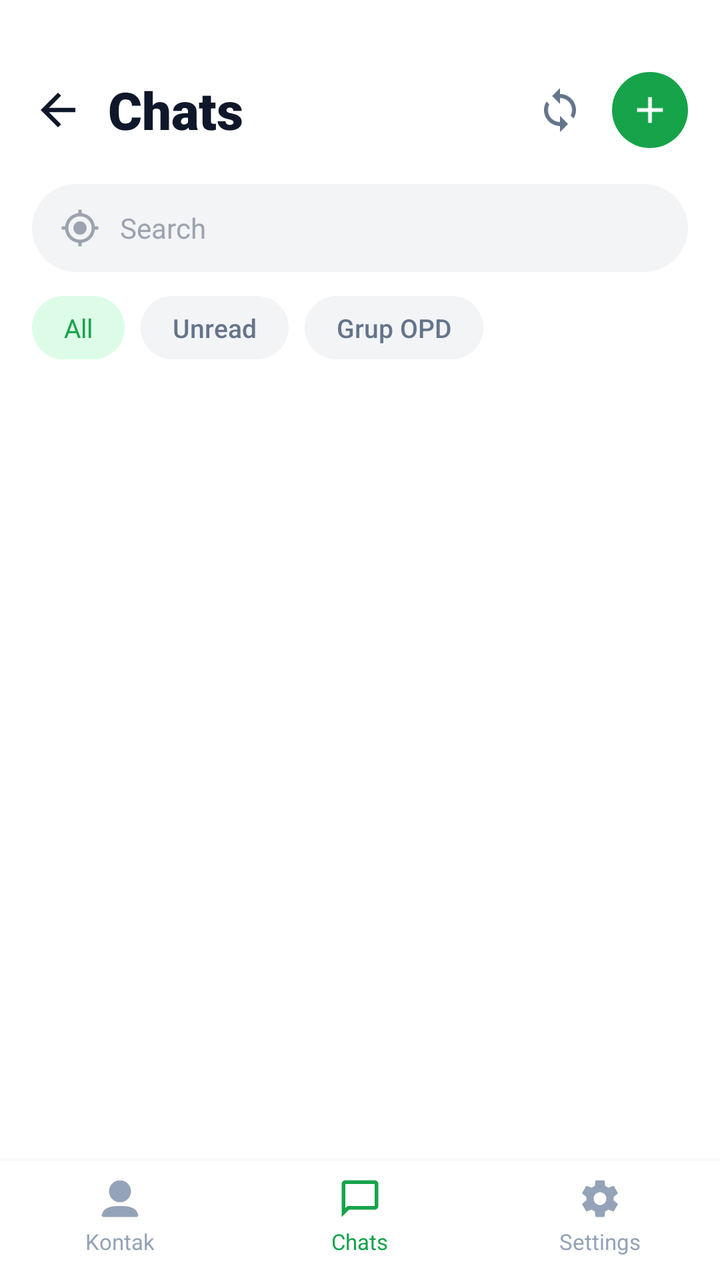
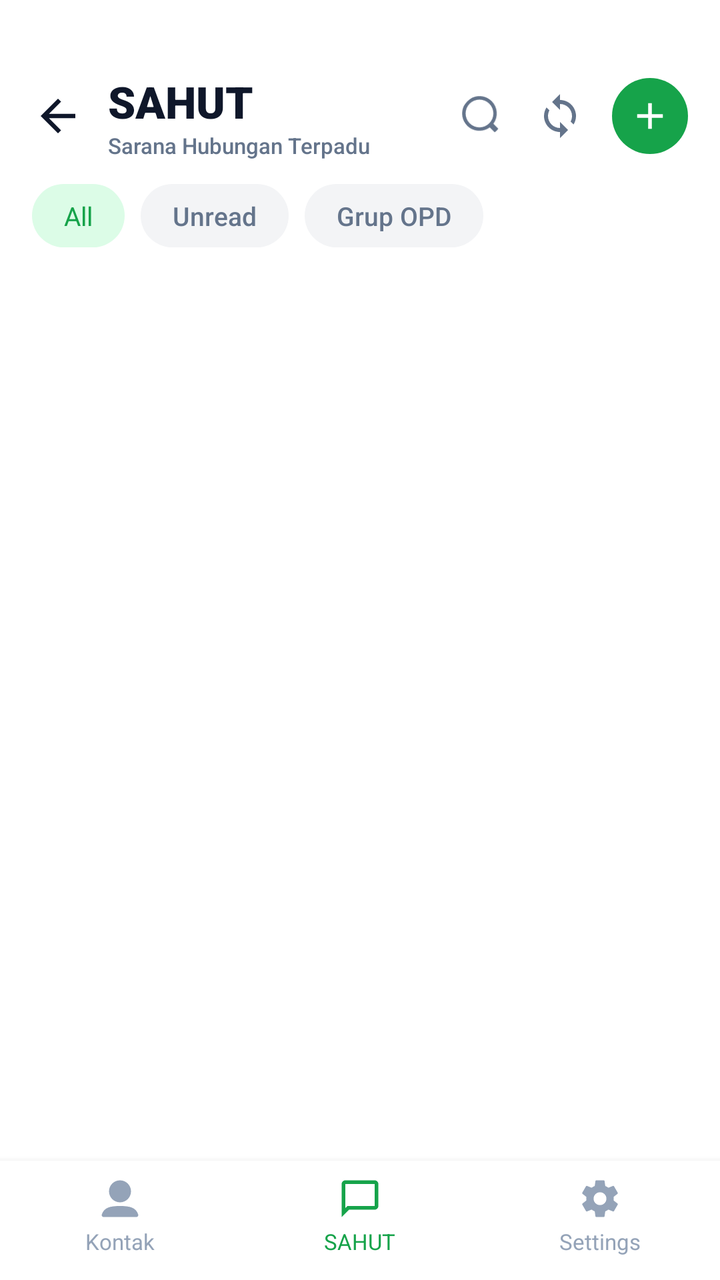

Two renders of the same Android screen: before a commit and after it. Below are the layout's source before the change and the commit's diff.
<!-- AndroidManifest.xml: application theme Theme.AppPemko -->
<!-- res/layout/activity_chat_list.xml -->
<?xml version="1.0" encoding="utf-8"?>
<LinearLayout xmlns:android="http://schemas.android.com/apk/res/android"
    xmlns:app="http://schemas.android.com/apk/res-auto"
    android:layout_width="match_parent"
    android:layout_height="match_parent"
    android:background="#FFFFFF"
    android:orientation="vertical">

    
    <LinearLayout
        android:layout_width="match_parent"
        android:layout_height="wrap_content"
        android:background="#FFFFFF"
        android:orientation="horizontal"
        android:paddingHorizontal="16dp"
        android:paddingTop="36dp"
        android:paddingBottom="12dp"
        android:gravity="center_vertical">

        <ImageView
            android:id="@+id/ivBackChatList"
            android:layout_width="26dp"
            android:layout_height="26dp"
            android:src="@drawable/ic_arrow_back"
            app:tint="#0F172A"
            android:background="?attr/selectableItemBackgroundBorderless"
            android:clickable="true"
            android:focusable="true"
            android:contentDescription="Kembali"/>

        <TextView
            android:layout_width="0dp"
            android:layout_height="wrap_content"
            android:layout_weight="1"
            android:layout_marginStart="12dp"
            android:text="Chats"
            android:textColor="#0F172A"
            android:textSize="26sp"
            android:fontFamily="sans-serif-black"/>

        <ImageView
            android:id="@+id/ivRefreshChatList"
            android:layout_width="24dp"
            android:layout_height="24dp"
            android:layout_marginEnd="14dp"
            android:src="@drawable/ic_sync2"
            app:tint="#64748B"
            android:background="?attr/selectableItemBackgroundBorderless"
            android:clickable="true"
            android:focusable="true"
            android:contentDescription="Refresh"/>

        
        <ImageView
            android:id="@+id/btnHeaderNewChat"
            android:layout_width="38dp"
            android:layout_height="38dp"
            android:background="@drawable/bg_circle_green_add"
            android:src="@drawable/ic_baseline_add"
            app:tint="#FFFFFF"
            android:padding="8dp"
            android:clickable="true"
            android:focusable="true"
            android:contentDescription="Mulai Chat Baru"/>
    </LinearLayout>

    
    <com.google.android.material.card.MaterialCardView
        android:id="@+id/cvMonitoringBanner"
        android:layout_width="match_parent"
        android:layout_height="wrap_content"
        android:layout_marginHorizontal="16dp"
        android:layout_marginTop="8dp"
        android:layout_marginBottom="6dp"
        app:cardCornerRadius="14dp"
        app:cardElevation="0dp"
        app:strokeWidth="1dp"
        app:strokeColor="#C7D2FE"
        app:cardBackgroundColor="#EEF2FF"
        android:visibility="gone"
        android:clickable="true"
        android:focusable="true">

        <LinearLayout
            android:layout_width="match_parent"
            android:layout_height="wrap_content"
            android:gravity="center_vertical"
            android:orientation="horizontal"
            android:padding="12dp">

            <ImageView
                android:layout_width="28dp"
                android:layout_height="28dp"
                android:src="@drawable/ic_document_scanner"
                app:tint="#3730A3"
                android:contentDescription="Monitoring"/>

            <LinearLayout
                android:layout_width="0dp"
                android:layout_height="wrap_content"
                android:layout_weight="1"
                android:layout_marginStart="12dp"
                android:orientation="vertical">

                <TextView
                    android:layout_width="wrap_content"
                    android:layout_height="wrap_content"
                    android:text="Monitoring Sistem Percakapan"
                    android:textColor="#3730A3"
                    android:textSize="13sp"
                    android:fontFamily="sans-serif-black"/>

                <TextView
                    android:layout_width="wrap_content"
                    android:layout_height="wrap_content"
                    android:layout_marginTop="1dp"
                    android:text="Pantau riwayat komunikasi dinas pegawai"
                    android:textColor="#4338CA"
                    android:textSize="11sp"
                    android:fontFamily="sans-serif"/>
            </LinearLayout>

            <ImageView
                android:layout_width="18dp"
                android:layout_height="18dp"
                android:src="@drawable/ic_arrow_back"
                android:rotation="180"
                app:tint="#3730A3"
                android:contentDescription="Buka Monitoring"/>
        </LinearLayout>
    </com.google.android.material.card.MaterialCardView>

    
    <LinearLayout
        android:layout_width="match_parent"
        android:layout_height="44dp"
        android:layout_marginHorizontal="16dp"
        android:layout_marginTop="6dp"
        android:layout_marginBottom="12dp"
        android:background="@drawable/bg_pill_input"
        android:gravity="center_vertical"
        android:orientation="horizontal"
        android:paddingHorizontal="14dp">

        <ImageView
            android:layout_width="20dp"
            android:layout_height="20dp"
            android:src="@drawable/ic_search_location"
            app:tint="#9CA3AF"
            android:contentDescription="Cari"/>

        <EditText
            android:id="@+id/etSearchChat"
            android:layout_width="match_parent"
            android:layout_height="match_parent"
            android:layout_marginStart="10dp"
            android:background="@null"
            android:hint="Search"
            android:textColor="#0F172A"
            android:textColorHint="#9CA3AF"
            android:textSize="14sp"
            android:fontFamily="sans-serif"
            android:inputType="text"/>
    </LinearLayout>

    
    <HorizontalScrollView
        android:layout_width="match_parent"
        android:layout_height="wrap_content"
        android:scrollbars="none"
        android:clipToPadding="false"
        android:paddingHorizontal="16dp"
        android:layout_marginBottom="10dp">

        <LinearLayout
            android:layout_width="wrap_content"
            android:layout_height="wrap_content"
            android:gravity="center_vertical"
            android:orientation="horizontal">

            
            <TextView
                android:id="@+id/tvFilterAll"
                android:layout_width="wrap_content"
                android:layout_height="wrap_content"
                android:background="@drawable/bg_pill_filter_active"
                android:text="All"
                android:textColor="#16A34A"
                android:textSize="13sp"
                android:fontFamily="sans-serif-bold"
                android:paddingHorizontal="16dp"
                android:paddingVertical="7dp"
                android:clickable="true"
                android:focusable="true"/>

            
            <TextView
                android:id="@+id/tvFilterUnread"
                android:layout_width="wrap_content"
                android:layout_height="wrap_content"
                android:layout_marginStart="8dp"
                android:background="@drawable/bg_pill_filter_inactive"
                android:text="Unread"
                android:textColor="#64748B"
                android:textSize="13sp"
                android:fontFamily="sans-serif-medium"
                android:paddingHorizontal="16dp"
                android:paddingVertical="7dp"
                android:clickable="true"
                android:focusable="true"/>

            
            <TextView
                android:id="@+id/tvFilterOpd"
                android:layout_width="wrap_content"
                android:layout_height="wrap_content"
                android:layout_marginStart="8dp"
                android:background="@drawable/bg_pill_filter_inactive"
                android:text="Grup OPD"
                android:textColor="#64748B"
                android:textSize="13sp"
                android:fontFamily="sans-serif-medium"
                android:paddingHorizontal="16dp"
                android:paddingVertical="7dp"
                android:clickable="true"
                android:focusable="true"/>

            
            <LinearLayout
                android:id="@+id/cvOpdFilterSelector"
                android:layout_width="wrap_content"
                android:layout_height="wrap_content"
                android:layout_marginStart="8dp"
                android:background="@drawable/bg_pill_filter_inactive"
                android:gravity="center_vertical"
                android:orientation="horizontal"
                android:paddingHorizontal="12dp"
                android:paddingVertical="7dp"
                android:visibility="gone"
                android:clickable="true"
                android:focusable="true">

                <TextView
                    android:id="@+id/tvSelectedOpdFilterName"
                    android:layout_width="wrap_content"
                    android:layout_height="wrap_content"
                    android:text="Pilih OPD"
                    android:textColor="#64748B"
                    android:textSize="13sp"
                    android:fontFamily="sans-serif-medium"/>

                <ImageView
                    android:layout_width="14dp"
                    android:layout_height="14dp"
                    android:layout_marginStart="4dp"
                    android:src="@drawable/ic_baseline_add"
                    app:tint="#64748B"
                    android:contentDescription="Tambah Filter"/>
            </LinearLayout>

        </LinearLayout>
    </HorizontalScrollView>

    
    <FrameLayout
        android:layout_width="match_parent"
        android:layout_height="0dp"
        android:layout_weight="1">

        <androidx.recyclerview.widget.RecyclerView
            android:id="@+id/rvChatList"
            android:layout_width="match_parent"
            android:layout_height="match_parent"
            android:clipToPadding="false"
            android:paddingBottom="12dp"/>

        <ProgressBar
            android:id="@+id/pbChatList"
            android:layout_width="wrap_content"
            android:layout_height="wrap_content"
            android:layout_gravity="center"
            android:indeterminateTint="#16A34A"
            android:visibility="gone"/>

        
        <LinearLayout
            android:id="@+id/llEmptyChatState"
            android:layout_width="match_parent"
            android:layout_height="wrap_content"
            android:layout_gravity="center"
            android:gravity="center"
            android:orientation="vertical"
            android:paddingHorizontal="32dp"
            android:visibility="gone">

            <ImageView
                android:layout_width="64dp"
                android:layout_height="64dp"
                android:src="@drawable/ic_mail"
                app:tint="#CBD5E1"
                android:contentDescription="Pesan Kosong"/>

            <TextView
                android:layout_width="wrap_content"
                android:layout_height="wrap_content"
                android:layout_marginTop="16dp"
                android:text="Belum Ada Percakapan"
                android:textColor="#0F172A"
                android:textSize="16sp"
                android:fontFamily="sans-serif-black"/>

            <TextView
                android:layout_width="wrap_content"
                android:layout_height="wrap_content"
                android:layout_marginTop="4dp"
                android:gravity="center"
                android:text="Mulai percakapan baru dengan menekan tombol (+) di atas."
                android:textColor="#64748B"
                android:textSize="13sp"
                android:fontFamily="sans-serif"/>
        </LinearLayout>

        
        <View
            android:id="@+id/btnNewChatFab"
            android:layout_width="0dp"
            android:layout_height="0dp"
            android:visibility="gone"/>

    </FrameLayout>

    
    <LinearLayout
        android:id="@+id/llBottomNavBar"
        android:layout_width="match_parent"
        android:layout_height="wrap_content"
        android:background="#FFFFFF"
        android:elevation="6dp"
        android:orientation="horizontal"
        android:paddingTop="8dp"
        android:paddingBottom="12dp"
        android:weightSum="3">

        
        <LinearLayout
            android:id="@+id/llTabCalls"
            android:layout_width="0dp"
            android:layout_height="wrap_content"
            android:layout_weight="1"
            android:gravity="center"
            android:orientation="vertical"
            android:background="?attr/selectableItemBackground"
            android:clickable="true"
            android:focusable="true">

            <ImageView
                android:layout_width="22dp"
                android:layout_height="22dp"
                android:src="@drawable/ic_baseline_person_24"
                app:tint="#94A3B8"
                android:contentDescription="Kontak"/>

            <TextView
                android:layout_width="wrap_content"
                android:layout_height="wrap_content"
                android:layout_marginTop="3dp"
                android:text="Kontak"
                android:textColor="#94A3B8"
                android:textSize="11sp"
                android:fontFamily="sans-serif"/>
        </LinearLayout>

        
        <LinearLayout
            android:id="@+id/llTabChats"
            android:layout_width="0dp"
            android:layout_height="wrap_content"
            android:layout_weight="1"
            android:gravity="center"
            android:orientation="vertical"
            android:background="?attr/selectableItemBackground"
            android:clickable="true"
            android:focusable="true">

            <ImageView
                android:layout_width="22dp"
                android:layout_height="22dp"
                android:src="@drawable/ic_chat_bubble_outline"
                app:tint="#16A34A"
                android:contentDescription="Chats"/>

            <TextView
                android:layout_width="wrap_content"
                android:layout_height="wrap_content"
                android:layout_marginTop="3dp"
                android:text="Chats"
                android:textColor="#16A34A"
                android:textSize="11sp"
                android:fontFamily="sans-serif-bold"/>
        </LinearLayout>

        
        <LinearLayout
            android:id="@+id/llTabSettings"
            android:layout_width="0dp"
            android:layout_height="wrap_content"
            android:layout_weight="1"
            android:gravity="center"
            android:orientation="vertical"
            android:background="?attr/selectableItemBackground"
            android:clickable="true"
            android:focusable="true">

            <ImageView
                android:layout_width="22dp"
                android:layout_height="22dp"
                android:src="@drawable/ic_settings_outline"
                app:tint="#94A3B8"
                android:contentDescription="Settings"/>

            <TextView
                android:layout_width="wrap_content"
                android:layout_height="wrap_content"
                android:layout_marginTop="3dp"
                android:text="Settings"
                android:textColor="#94A3B8"
                android:textSize="11sp"
                android:fontFamily="sans-serif"/>
        </LinearLayout>

    </LinearLayout>

</LinearLayout>
<!-- resources referenced by this layout -->
<resources>
  <!-- drawable bg_circle_green_add (drawable) -->
  <?xml version="1.0" encoding="utf-8"?>
  <shape xmlns:android="http://schemas.android.com/apk/res/android"
      android:shape="oval">
      <solid android:color="#16A34A" />
  </shape>
  <!-- drawable bg_pill_filter_active (drawable) -->
  <?xml version="1.0" encoding="utf-8"?>
  <shape xmlns:android="http://schemas.android.com/apk/res/android"
      android:shape="rectangle">
      <solid android:color="#DCFCE7" />
      <corners android:radius="18dp" />
  </shape>
  <!-- drawable bg_pill_filter_inactive (drawable) -->
  <?xml version="1.0" encoding="utf-8"?>
  <shape xmlns:android="http://schemas.android.com/apk/res/android"
      android:shape="rectangle">
      <solid android:color="#F3F4F6" />
      <corners android:radius="18dp" />
  </shape>
  <!-- drawable bg_pill_input (drawable) -->
  <?xml version="1.0" encoding="utf-8"?>
  <shape xmlns:android="http://schemas.android.com/apk/res/android"
      android:shape="rectangle">
      <solid android:color="#F3F4F6" />
      <corners android:radius="24dp" />
  </shape>
  <!-- drawable ic_arrow_back (drawable) -->
  <?xml version="1.0" encoding="utf-8"?>
  <vector xmlns:android="http://schemas.android.com/apk/res/android"
      android:width="24dp"
      android:height="24dp"
      android:viewportWidth="24"
      android:viewportHeight="24">
      <path
          android:fillColor="#FFFFFFFF"
          android:pathData="M20,11H7.83l5.59,-5.59L12,4l-8,8 8,8 1.41,-1.41L7.83,13H20v-2z" />
  </vector>
  <!-- drawable ic_baseline_add (drawable) -->
  <vector xmlns:android="http://schemas.android.com/apk/res/android"
      android:width="24dp"
      android:height="24dp"
      android:viewportWidth="24"
      android:viewportHeight="24">
    <path
        android:fillColor="#FF000000"
        android:pathData="M19,13h-6v6h-2v-6H5v-2h6V5h2v6h6v2z"/>
  </vector>
  <!-- drawable ic_document_scanner (drawable) -->
  <vector android:height="24dp"
      android:viewportHeight="24" android:viewportWidth="24"
      android:width="24dp" xmlns:android="http://schemas.android.com/apk/res/android">
      <path android:fillColor="@color/font" android:pathData="M7,3H4v3H2V1h5V3zM22,6V1h-5v2h3v3H22zM7,21H4v-3H2v5h5V21zM20,18v3h-3v2h5v-5H20zM19,18c0,1.1 -0.9,2 -2,2H7c-1.1,0 -2,-0.9 -2,-2V6c0,-1.1 0.9,-2 2,-2h10c1.1,0 2,0.9 2,2V18zM15,8H9v2h6V8zM15,11H9v2h6V11zM15,14H9v2h6V14z"/>
  </vector>
  <!-- drawable ic_search_location (drawable) -->
  <vector android:height="24dp"
      android:viewportHeight="24" android:viewportWidth="24"
      android:width="24dp" xmlns:android="http://schemas.android.com/apk/res/android">
      <path android:fillColor="#F1F1F1" android:pathData="M12,8c-2.21,0 -4,1.79 -4,4s1.79,4 4,4 4,-1.79 4,-4 -1.79,-4 -4,-4zM20.94,11c-0.46,-4.17 -3.77,-7.48 -7.94,-7.94L13,1h-2v2.06C6.83,3.52 3.52,6.83 3.06,11L1,11v2h2.06c0.46,4.17 3.77,7.48 7.94,7.94L11,23h2v-2.06c4.17,-0.46 7.48,-3.77 7.94,-7.94L23,13v-2h-2.06zM12,19c-3.87,0 -7,-3.13 -7,-7s3.13,-7 7,-7 7,3.13 7,7 -3.13,7 -7,7z"/>
  </vector>
  <style name="Theme.AppPemko" parent="Base.Theme.AppPemko">
          <item name="android:textColor">@color/text_primary</item>
      </style>
  <color name="font">#454545</color>
  <color name="biru">#008DDA</color>
  <color name="text_primary">#171717</color>
  <color name="primary_brand">#0869D8</color>
  <color name="on_primary_brand">#FFFFFF</color>
  <color name="brand_secondary">#E91E63</color>
  <color name="white">#FFFFFF</color>
  <color name="surface_main">#FFFFFF</color>
  <color name="surface_variant">#F4F4F4</color>
  <color name="text_secondary">#454545</color>
  <color name="background_main">#FBFBFB</color>
  <!-- unchanged entries left out for length: 7 -->
</resources>

<!-- the commit's change to res/layout/activity_chat_list.xml (unified diff, before → after) -->
@@ -28,15 +28,42 @@
             android:focusable="true"
             android:contentDescription="Kembali"/>
 
-        <TextView
+        <LinearLayout
             android:layout_width="0dp"
             android:layout_height="wrap_content"
             android:layout_weight="1"
             android:layout_marginStart="12dp"
-            android:text="Chats"
-            android:textColor="#0F172A"
-            android:textSize="26sp"
-            android:fontFamily="sans-serif-black"/>
+            android:orientation="vertical">
+
+            <TextView
+                android:layout_width="wrap_content"
+                android:layout_height="wrap_content"
+                android:text="SAHUT"
+                android:textColor="#0F172A"
+                android:textSize="22sp"
+                android:fontFamily="sans-serif-black"/>
+
+            <TextView
+                android:layout_width="wrap_content"
+                android:layout_height="wrap_content"
+                android:text="Sarana Hubungan Terpadu"
+                android:textColor="#64748B"
+                android:textSize="11sp"
+                android:fontFamily="sans-serif-medium"/>
+        </LinearLayout>
+
+        
+        <ImageView
+            android:id="@+id/ivSearchChatToggle"
+            android:layout_width="26dp"
+            android:layout_height="26dp"
+            android:layout_marginEnd="14dp"
+            android:src="@drawable/one_search"
+            app:tint="#64748B"
+            android:background="?attr/selectableItemBackgroundBorderless"
+            android:clickable="true"
+            android:focusable="true"
+            android:contentDescription="Cari Percakapan"/>
 
         <ImageView
             android:id="@+id/ivRefreshChatList"
@@ -65,73 +92,8 @@
     </LinearLayout>
 
     
-    <com.google.android.material.card.MaterialCardView
-        android:id="@+id/cvMonitoringBanner"
-        android:layout_width="match_parent"
-        android:layout_height="wrap_content"
-        android:layout_marginHorizontal="16dp"
-        android:layout_marginTop="8dp"
-        android:layout_marginBottom="6dp"
-        app:cardCornerRadius="14dp"
-        app:cardElevation="0dp"
-        app:strokeWidth="1dp"
-        app:strokeColor="#C7D2FE"
-        app:cardBackgroundColor="#EEF2FF"
-        android:visibility="gone"
-        android:clickable="true"
-        android:focusable="true">
-
-        <LinearLayout
-            android:layout_width="match_parent"
-            android:layout_height="wrap_content"
-            android:gravity="center_vertical"
-            android:orientation="horizontal"
-            android:padding="12dp">
-
-            <ImageView
-                android:layout_width="28dp"
-                android:layout_height="28dp"
-                android:src="@drawable/ic_document_scanner"
-                app:tint="#3730A3"
-                android:contentDescription="Monitoring"/>
-
-            <LinearLayout
-                android:layout_width="0dp"
-                android:layout_height="wrap_content"
-                android:layout_weight="1"
-                android:layout_marginStart="12dp"
-                android:orientation="vertical">
-
-                <TextView
-                    android:layout_width="wrap_content"
-                    android:layout_height="wrap_content"
-                    android:text="Monitoring Sistem Percakapan"
-                    android:textColor="#3730A3"
-                    android:textSize="13sp"
-                    android:fontFamily="sans-serif-black"/>
-
-                <TextView
-                    android:layout_width="wrap_content"
-                    android:layout_height="wrap_content"
-                    android:layout_marginTop="1dp"
-                    android:text="Pantau riwayat komunikasi dinas pegawai"
-                    android:textColor="#4338CA"
-                    android:textSize="11sp"
-                    android:fontFamily="sans-serif"/>
-            </LinearLayout>
-
-            <ImageView
-                android:layout_width="18dp"
-                android:layout_height="18dp"
-                android:src="@drawable/ic_arrow_back"
-                android:rotation="180"
-                app:tint="#3730A3"
-                android:contentDescription="Buka Monitoring"/>
-        </LinearLayout>
-    </com.google.android.material.card.MaterialCardView>
-
-    
     <LinearLayout
+        android:id="@+id/llSearchChatContainer"
         android:layout_width="match_parent"
         android:layout_height="44dp"
         android:layout_marginHorizontal="16dp"
@@ -140,27 +102,43 @@
         android:background="@drawable/bg_pill_input"
         android:gravity="center_vertical"
         android:orientation="horizontal"
-        android:paddingHorizontal="14dp">
-
-        <ImageView
-            android:layout_width="20dp"
-            android:layout_height="20dp"
-            android:src="@drawable/ic_search_location"
-            app:tint="#9CA3AF"
+        android:paddingHorizontal="14dp"
+        android:visibility="gone">
+
+        <ImageView
+            android:layout_width="18dp"
+            android:layout_height="18dp"
+            android:src="@drawable/one_search"
+            app:tint="#94A3B8"
             android:contentDescription="Cari"/>
 
         <EditText
             android:id="@+id/etSearchChat"
-            android:layout_width="match_parent"
+            android:layout_width="0dp"
             android:layout_height="match_parent"
+            android:layout_weight="1"
             android:layout_marginStart="10dp"
             android:background="@null"
-            android:hint="Search"
+            android:hint="Cari percakapan atau nama pegawai..."
             android:textColor="#0F172A"
-            android:textColorHint="#9CA3AF"
+            android:textColorHint="#94A3B8"
             android:textSize="14sp"
             android:fontFamily="sans-serif"
+            android:imeOptions="actionSearch"
+            android:singleLine="true"
             android:inputType="text"/>
+
+        <ImageView
+            android:id="@+id/ivClearSearchChat"
+            android:layout_width="22dp"
+            android:layout_height="22dp"
+            android:src="@drawable/ic_close"
+            app:tint="#94A3B8"
+            android:background="?attr/selectableItemBackgroundBorderless"
+            android:clickable="true"
+            android:focusable="true"
+            android:visibility="gone"
+            android:contentDescription="Hapus Pencarian"/>
     </LinearLayout>
 
     
@@ -304,7 +282,7 @@
                 android:layout_width="wrap_content"
                 android:layout_height="wrap_content"
                 android:layout_marginTop="16dp"
-                android:text="Belum Ada Percakapan"
+                android:text="Belum Ada Percakapan di SAHUT"
                 android:textColor="#0F172A"
                 android:textSize="16sp"
                 android:fontFamily="sans-serif-black"/>
@@ -314,7 +292,7 @@
                 android:layout_height="wrap_content"
                 android:layout_marginTop="4dp"
                 android:gravity="center"
-                android:text="Mulai percakapan baru dengan menekan tombol (+) di atas."
+                android:text="Mulai hubungan komunikasi kedinasan dengan menekan tombol (+) di atas."
                 android:textColor="#64748B"
                 android:textSize="13sp"
                 android:fontFamily="sans-serif"/>
@@ -387,13 +365,13 @@
                 android:layout_height="22dp"
                 android:src="@drawable/ic_chat_bubble_outline"
                 app:tint="#16A34A"
-                android:contentDescription="Chats"/>
+                android:contentDescription="SAHUT"/>
 
             <TextView
                 android:layout_width="wrap_content"
                 android:layout_height="wrap_content"
                 android:layout_marginTop="3dp"
-                android:text="Chats"
+                android:text="SAHUT"
                 android:textColor="#16A34A"
                 android:textSize="11sp"
                 android:fontFamily="sans-serif-bold"/>
<!-- resource entries referenced after the edit -->
@@ -48,22 +48,35 @@
         android:fillColor="#FF000000"
         android:pathData="M19,13h-6v6h-2v-6H5v-2h6V5h2v6h6v2z"/>
   </vector>
-  <!-- drawable ic_document_scanner (drawable) -->
-  <vector android:height="24dp"
-      android:viewportHeight="24" android:viewportWidth="24"
-      android:width="24dp" xmlns:android="http://schemas.android.com/apk/res/android">
-      <path android:fillColor="@color/font" android:pathData="M7,3H4v3H2V1h5V3zM22,6V1h-5v2h3v3H22zM7,21H4v-3H2v5h5V21zM20,18v3h-3v2h5v-5H20zM19,18c0,1.1 -0.9,2 -2,2H7c-1.1,0 -2,-0.9 -2,-2V6c0,-1.1 0.9,-2 2,-2h10c1.1,0 2,0.9 2,2V18zM15,8H9v2h6V8zM15,11H9v2h6V11zM15,14H9v2h6V14z"/>
+  <!-- drawable ic_close (drawable) -->
+  <?xml version="1.0" encoding="utf-8"?>
+  <vector xmlns:android="http://schemas.android.com/apk/res/android"
+      android:width="24dp"
+      android:height="24dp"
+      android:viewportWidth="24"
+      android:viewportHeight="24">
+      <path
+          android:fillColor="#FF000000"
+          android:pathData="M19,6.41L17.59,5 12,10.59 6.41,5 5,6.41 10.59,12 5,17.59 6.41,19 12,13.41 17.59,19 19,17.59 13.41,12z" />
   </vector>
-  <!-- drawable ic_search_location (drawable) -->
-  <vector android:height="24dp"
-      android:viewportHeight="24" android:viewportWidth="24"
-      android:width="24dp" xmlns:android="http://schemas.android.com/apk/res/android">
-      <path android:fillColor="#F1F1F1" android:pathData="M12,8c-2.21,0 -4,1.79 -4,4s1.79,4 4,4 4,-1.79 4,-4 -1.79,-4 -4,-4zM20.94,11c-0.46,-4.17 -3.77,-7.48 -7.94,-7.94L13,1h-2v2.06C6.83,3.52 3.52,6.83 3.06,11L1,11v2h2.06c0.46,4.17 3.77,7.48 7.94,7.94L11,23h2v-2.06c4.17,-0.46 7.48,-3.77 7.94,-7.94L23,13v-2h-2.06zM12,19c-3.87,0 -7,-3.13 -7,-7s3.13,-7 7,-7 7,3.13 7,7 -3.13,7 -7,7z"/>
+  <!-- drawable one_search (drawable) -->
+  <vector xmlns:android="http://schemas.android.com/apk/res/android"
+      android:width="30dp"
+      android:height="30dp"
+      android:viewportWidth="30"
+      android:viewportHeight="30">
+    <path
+        android:pathData="m6.551,6.551c-0.84,0.84 -1.522,1.776 -2.059,2.769 -1.72,3.701 -1.069,8.245 1.979,11.293 3.535,3.535 9.083,3.852 12.993,0.972l2.851,2.851c0.392,-0.305 0.775,-0.626 1.135,-0.986 0.36,-0.36 0.682,-0.743 0.986,-1.135l-2.851,-2.851c2.88,-3.91 2.563,-9.458 -0.972,-12.993 -3.048,-3.048 -7.592,-3.699 -11.293,-1.979 -0.993,0.538 -1.929,1.219 -2.769,2.059zM7.885,7.885c3.133,-3.133 8.181,-3.133 11.314,0 3.133,3.133 3.133,8.181 0,11.314 -3.133,3.133 -8.181,3.133 -11.314,0 -3.133,-3.133 -3.133,-8.181 0,-11.314z"
+        android:strokeLineJoin="miter"
+        android:strokeWidth="1.99999988"
+        android:fillColor="#000000"
+        android:strokeColor="#00000000"
+        android:fillType="nonZero"
+        android:strokeLineCap="butt"/>
   </vector>
   <style name="Theme.AppPemko" parent="Base.Theme.AppPemko">
           <item name="android:textColor">@color/text_primary</item>
       </style>
-  <color name="font">#454545</color>
   <color name="biru">#008DDA</color>
   <color name="text_primary">#171717</color>
   <color name="primary_brand">#0869D8</color>
